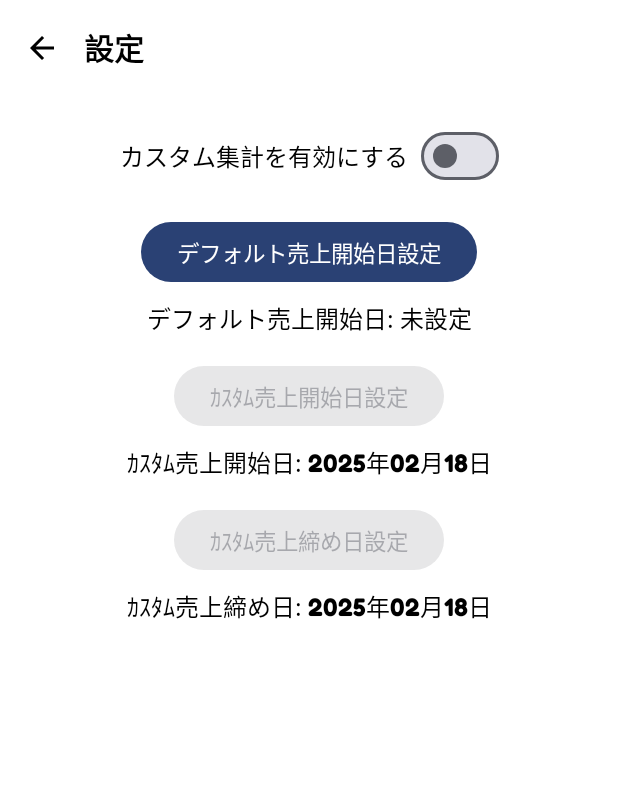
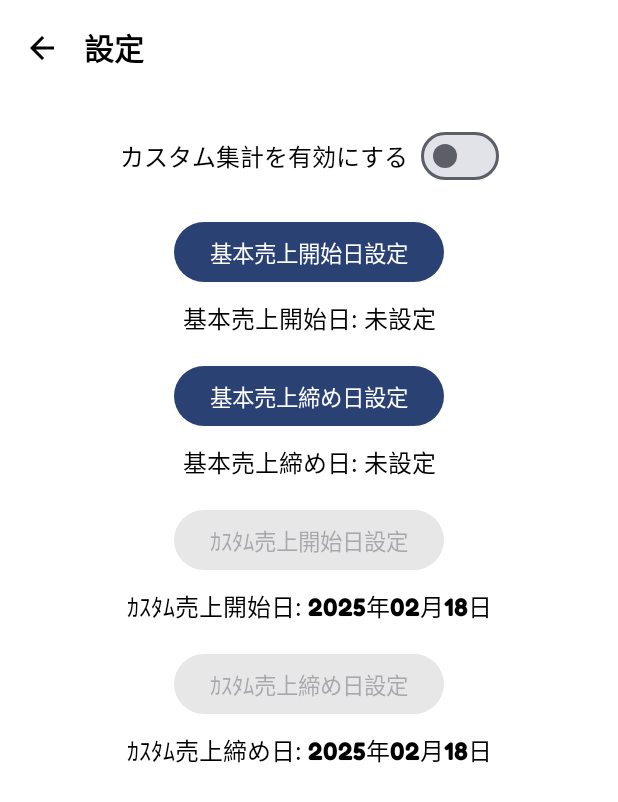
Before and after one commit to tomaspoppo/iikagennnishiro, an Android app built with Jetpack Compose: the SettingsScreen screen opened through its navigation route, on a phone screen of 412 x 824 dp. Shown: the top 802 px of the screen. Run offline under Robolectric (Android 15) with nearby library versions, the light colour scheme and no system bars; Roboto replaces fonts that are not available here.

```diff
--- a/app/src/main/java/com/example/iikagennnishiro/ui/SettingsScreen.kt
+++ b/app/src/main/java/com/example/iikagennnishiro/ui/SettingsScreen.kt
@@ -27,6 +27,7 @@ fun SettingsScreen(navController: NavController, onBackClick: () -> Unit) {
     val sharedPreferences = context.getSharedPreferences("SalesData", Context.MODE_PRIVATE)
 
     var defaultStartDate by remember { mutableStateOf("") }
+    var defaultEndDate by remember { mutableStateOf("") }
     var customStartDate by remember { mutableStateOf("") }
     var customEndDate by remember { mutableStateOf("") }
     var showDatePicker by remember { mutableStateOf(false) }
@@ -36,6 +37,7 @@ fun SettingsScreen(navController: NavController, onBackClick: () -> Unit) {
     LaunchedEffect(Unit) {
         val today = SimpleDateFormat("yyyy年MM月dd日", Locale.JAPAN).format(Date())
         defaultStartDate = sharedPreferences.getString("DefaultStartDate", "未設定") ?: "未設定"
+        defaultEndDate = sharedPreferences.getString("DefaultEndDate", "未設定") ?: "未設定"
         customStartDate = sharedPreferences.getString("CustomStartDate", today) ?: "未設定"
         customEndDate = sharedPreferences.getString("CustomEndDate", today) ?: "未設定"
         isCustomEnabled = sharedPreferences.getBoolean("CustomEnabled", false)
@@ -79,19 +81,38 @@ fun SettingsScreen(navController: NavController, onBackClick: () -> Unit) {
 
                 Spacer(modifier = Modifier.height(16.dp))
 
-                // 🔹 デフォルト売上開始日設定
+                // 🔹 基本売上開始日設定
                 Button(
                     onClick = {
-                        datePickerMode = "default"
+                        datePickerMode = "defaultStart"
                         showDatePicker = true
                     },
                     enabled = !isCustomEnabled
                 ) {
-                    Text("デフォルト売上開始日設定", fontSize = 15.sp)
+                    Text("基本売上開始日設定", fontSize = 15.sp)
                 }
                 Spacer(modifier = Modifier.height(8.dp))
                 Text(
-                    "デフォルト売上開始日: ${if (defaultStartDate.isNotEmpty()) defaultStartDate else "未設定"}",
+                    "基本売上開始日: ${if (defaultStartDate.isNotEmpty()) defaultStartDate else "未設定"}",
+                    fontSize = 16.sp,
+                    color = Color.Black
+                )
+
+                Spacer(modifier = Modifier.height(16.dp))
+
+                // 🔹 基本売上締め日設定（追加）
+                Button(
+                    onClick = {
+                        datePickerMode = "defaultEnd"
+                        showDatePicker = true
+                    },
+                    enabled = !isCustomEnabled
+                ) {
+                    Text("基本売上締め日設定", fontSize = 15.sp)
+                }
+                Spacer(modifier = Modifier.height(8.dp))
+                Text(
+                    "基本売上締め日: ${if (defaultEndDate.isNotEmpty()) defaultEndDate else "未設定"}",
                     fontSize = 16.sp,
                     color = Color.Black
                 )
@@ -148,9 +169,13 @@ fun SettingsScreen(navController: NavController, onBackClick: () -> Unit) {
             { _, year, month, dayOfMonth ->
                 val date = "${year}年${month + 1}月${dayOfMonth}日"
                 when (datePickerMode) {
-                    "default" -> {
+                    "defaultStart" -> {
                         defaultStartDate = date
                         sharedPreferences.edit().putString("DefaultStartDate", date).apply()
+                    }
+                    "defaultEnd" -> {
+                        defaultEndDate = date
+                        sharedPreferences.edit().putString("DefaultEndDate", date).apply()
                     }
                     "customStart" -> {
                         customStartDate = date
```
Also changed, not shown: app/src/main/java/com/example/iikagennnishiro/ui/SalesHistoryScreen.kt (+36 -14 lines), app/src/main/java/com/example/iikagennnishiro/utils/Utils.kt (+13 -13 lines).
